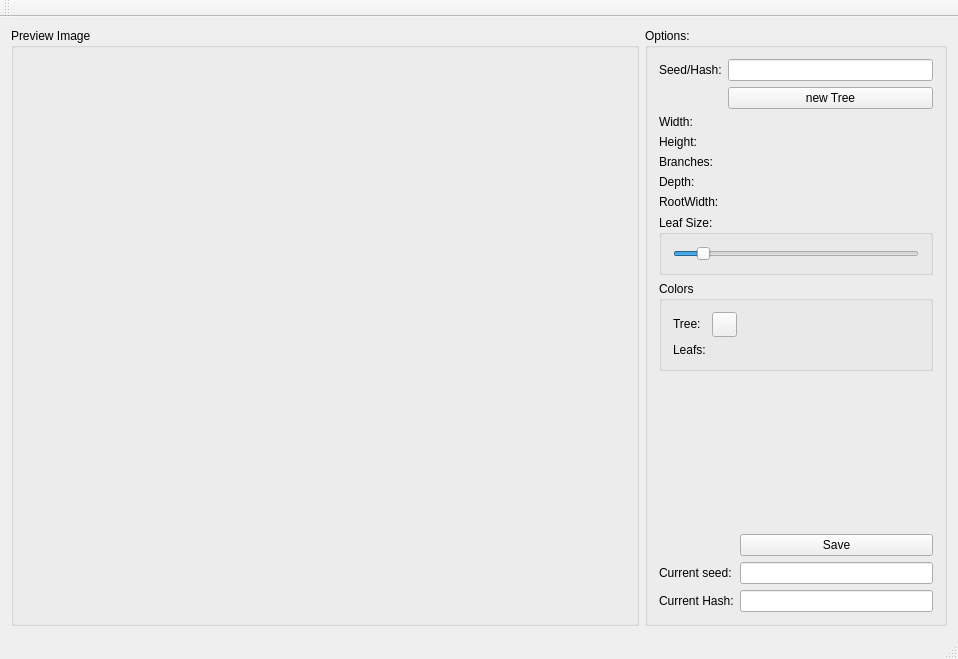
Above: FractalTree.ui from Indidev/FractalTree before the change. Below: the same form after it.
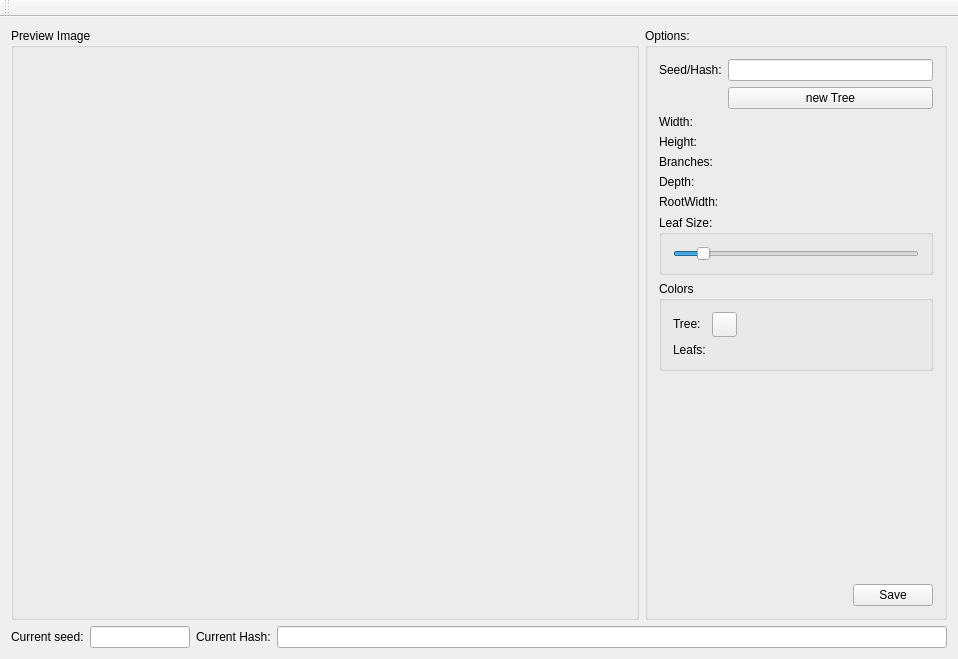
That is the form after the change. Icons and pictures are not drawn.

Commit message: moved current seed and hash to the bottom

What changed in the file:
```diff
--- a/FractalTree.ui
+++ b/FractalTree.ui
@@ -235,47 +235,30 @@
             </spacer>
            </item>
            <item>
-            <layout class="QFormLayout" name="formLayout_2">
-             <property name="fieldGrowthPolicy">
-              <enum>QFormLayout::AllNonFixedFieldsGrow</enum>
-             </property>
+            <layout class="QHBoxLayout" name="horizontalLayout_2">
              <property name="topMargin">
               <number>0</number>
              </property>
-             <item row="1" column="0">
-              <widget class="QLabel" name="label_6">
-               <property name="text">
-                <string>Current seed:</string>
+             <item>
+              <spacer name="horizontalSpacer">
+               <property name="orientation">
+                <enum>Qt::Horizontal</enum>
                </property>
-              </widget>
-             </item>
-             <item row="1" column="1">
-              <widget class="QLineEdit" name="curSeedEdit">
-               <property name="alignment">
-                <set>Qt::AlignRight|Qt::AlignTrailing|Qt::AlignVCenter</set>
+               <property name="sizeHint" stdset="0">
+                <size>
+                 <width>40</width>
+                 <height>20</height>
+                </size>
                </property>
-               <property name="readOnly">
-                <bool>true</bool>
-               </property>
-              </widget>
+              </spacer>
              </item>
-             <item row="0" column="1">
+             <item>
               <widget class="QPushButton" name="saveButton">
                <property name="text">
                 <string>Save</string>
                </property>
               </widget>
              </item>
-             <item row="2" column="0">
-              <widget class="QLabel" name="label_10">
-               <property name="text">
-                <string>Current Hash:</string>
-               </property>
-              </widget>
-             </item>
-             <item row="2" column="1">
-              <widget class="QLineEdit" name="curHashEdit"/>
-             </item>
             </layout>
            </item>
           </layout>
@@ -285,6 +268,63 @@
       </item>
      </layout>
     </item>
+    <item row="1" column="0">
+     <layout class="QHBoxLayout" name="horizontalLayout">
+      <property name="topMargin">
+       <number>0</number>
+      </property>
+      <item>
+       <widget class="QLabel" name="label_6">
+        <property name="text">
+         <string>Current seed:</string>
+        </property>
+       </widget>
+      </item>
+      <item>
+       <widget class="QLineEdit" name="curSeedEdit">
+        <property name="minimumSize">
+         <size>
+          <width>100</width>
+          <height>0</height>
+         </size>
+        </property>
+        <property name="maximumSize">
+         <size>
+          <width>100</width>
+          <height>16777215</height>
+         </size>
+        </property>
+        <property name="font">
+         <font>
+          <pointsize>9</pointsize>
+         </font>
+        </property>
+        <property name="alignment">
+         <set>Qt::AlignRight|Qt::AlignTrailing|Qt::AlignVCenter</set>
+        </property>
+        <property name="readOnly">
+         <bool>true</bool>
+        </property>
+       </widget>
+      </item>
+      <item>
+       <widget class="QLabel" name="label_10">
+        <property name="text">
+         <string>Current Hash:</string>
+        </property>
+       </widget>
+      </item>
+      <item>
+       <widget class="QLineEdit" name="curHashEdit">
+        <property name="font">
+         <font>
+          <pointsize>9</pointsize>
+         </font>
+        </property>
+       </widget>
+      </item>
+     </layout>
+    </item>
    </layout>
   </widget>
   <widget class="QMenuBar" name="menuBar">
@@ -305,7 +345,6 @@
     <bool>false</bool>
    </attribute>
   </widget>
-  <widget class="QStatusBar" name="statusBar"/>
  </widget>
  <layoutdefault spacing="6" margin="11"/>
  <resources/>
```
Left out of the diff: 10 changed lines with no effect on the pictures. The commit also changes 2 other files.
